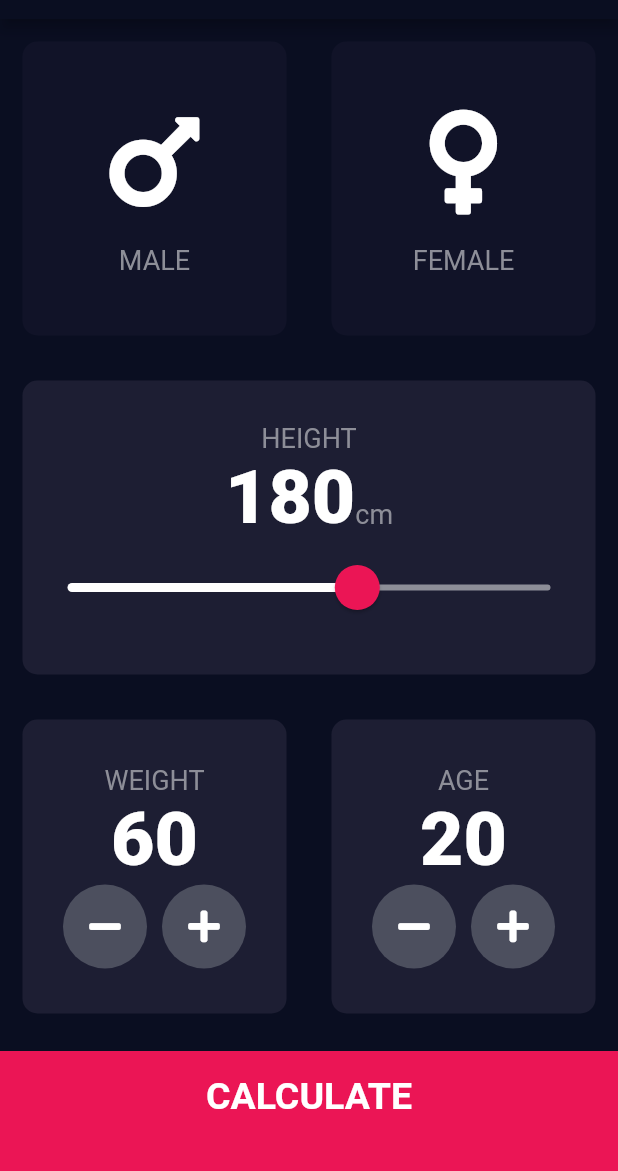
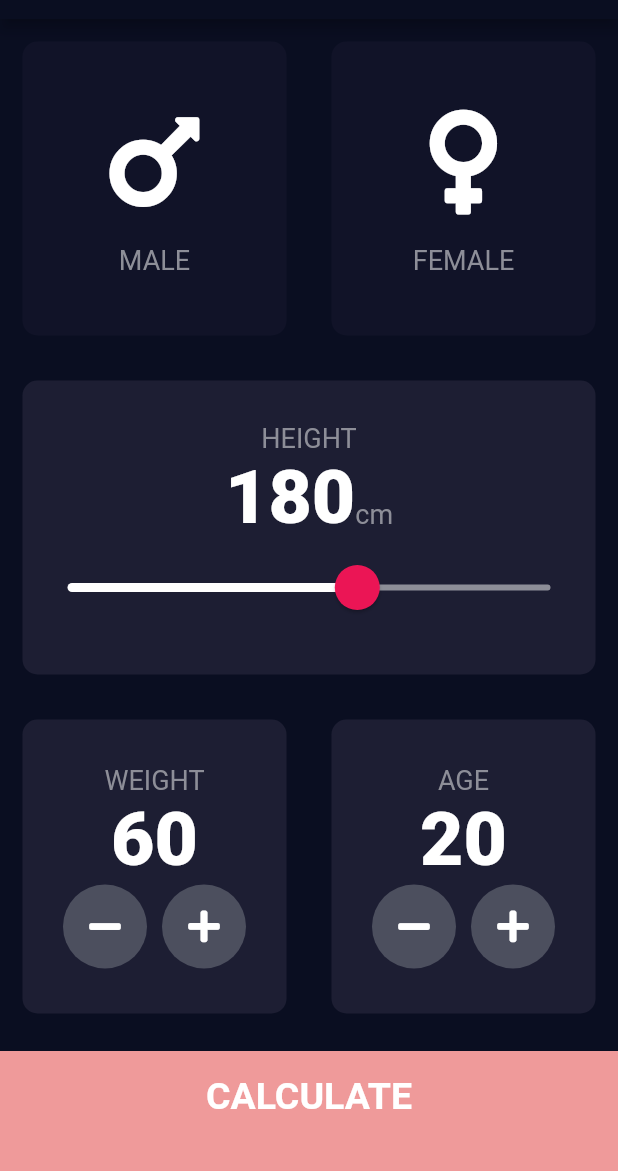
Before and after one commit to OxamaHxn/BMI-Calculator-Flutter-, a Flutter app: the screen it shows after launch, on a phone screen of 412 x 824 dp, the part 65-1236 px from its top. Run offline on Flutter 3.47's test engine with Material 2 defaults, Android fonts, the phone set to English and light mode, and no system bars; our stand-ins replace font_awesome_flutter.

Commit message:
Calculate color button changed

```diff
--- a/lib/constants.dart
+++ b/lib/constants.dart
@@ -3,7 +3,7 @@ import 'package:flutter/material.dart';
 const kBottomContainerHeight = 80.0;
 const kActiveCardColour = Color(0xFF1D1E33);
 const kInactiveCardColour = Color(0xFF111328);
-const kBottomContainerColour = Color(0xFFEB1555);
+const kBottomContainerColour = Color(0xFFEf9a9a);
 
 const kLabelTextStyle = TextStyle(
   fontSize: 18.0,
```
